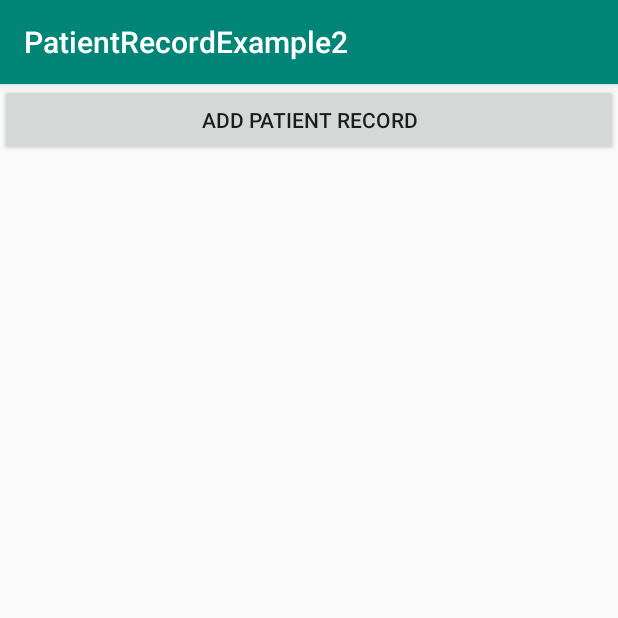
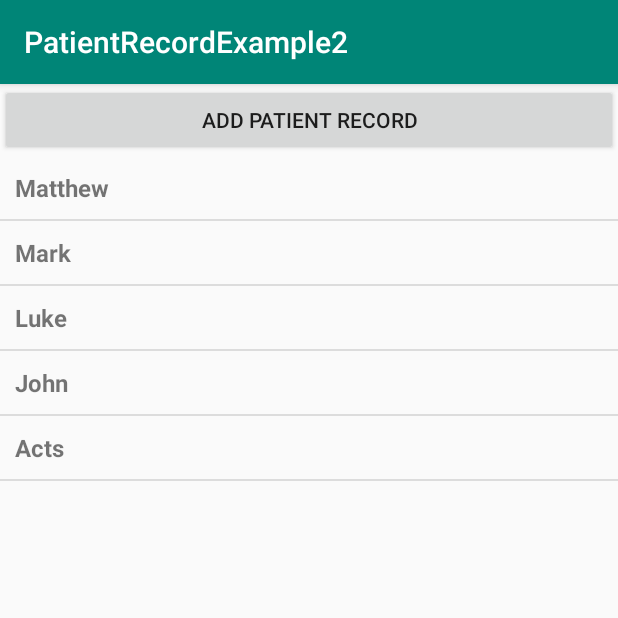
Before and after one commit to VyDee/PatientRecordExample2, an Android app: the screen it shows after launch (MainActivity), on a phone screen of 412 x 824 dp, the top half of it. Run offline under Robolectric (Android 15) with nearby library versions, the phone set to English and light mode, and no system bars.

```diff
--- a/app/src/main/java/com/example/awesomefat/patientrecordexample2/MainActivity.java
+++ b/app/src/main/java/com/example/awesomefat/patientrecordexample2/MainActivity.java
@@ -1,18 +1,64 @@
 package com.example.awesomefat.patientrecordexample2;
 
 import android.content.Intent;
+import android.support.v7.app.AlertDialog;
 import android.support.v7.app.AppCompatActivity;
 import android.os.Bundle;
 import android.view.View;
+import android.widget.ArrayAdapter;
+import android.widget.ListView;
+import android.widget.Toast;
 
-public class MainActivity extends AppCompatActivity {
-
+public class MainActivity extends AppCompatActivity
+{
+    private ListView listView;
     @Override
     protected void onCreate(Bundle savedInstanceState)
     {
         super.onCreate(savedInstanceState);
         setContentView(R.layout.activity_main);
+        System.out.println("****** ON CREATE!!!!!!");
 
+        String[] bibleBooks = {"Matthew", "Mark", "Luke", "John", "Acts"};
+        ArrayAdapter<String> aa = new ArrayAdapter<String>(this, R.layout.list_view_row, bibleBooks);
+        ListView lv = (ListView)this.findViewById(R.id.listView);
+        lv.setAdapter(aa);
+        lv.invalidateViews(); //this line forces a list view to refresh!!!! hint hint
+
+
+    }
+
+    @Override
+    protected void onResume()
+    {
+        super.onResume();
+        System.out.println("****** ON RESUME!!!!!!");
+    }
+
+    @Override
+    protected void onStart() {
+        super.onStart();
+        System.out.println("****** ON START!!!!!!");
+    }
+
+    @Override
+    protected void onPause() {
+        super.onPause();
+        System.out.println("****** ON PAUSE!!!!!!");
+
+    }
+
+    @Override
+    protected void onStop() {
+        super.onStop();
+        System.out.println("****** ON STOP!!!!!!");
+
+    }
+
+    @Override
+    protected void onRestart() {
+        super.onRestart();
+        System.out.println("****** ON RESTART!!!!!!");
 
     }
 
--- a/app/src/main/java/com/example/awesomefat/patientrecordexample2/PatientRecordAddNewActivity.java
+++ b/app/src/main/java/com/example/awesomefat/patientrecordexample2/PatientRecordAddNewActivity.java
@@ -25,6 +25,7 @@ public class PatientRecordAddNewActivity extends AppCompatActivity {
         char middleInitial = middleInitialET.getText().toString().charAt(0);
         int age = Integer.parseInt(ageET.getText().toString());
         PatientRecord pr = new PatientRecord(fname, lname, middleInitial, age);
-        pr.display();
+        Core.addPatientRecord(pr);
+        this.finish();
     }
 }
--- a/app/src/main/res/layout/activity_main.xml
+++ b/app/src/main/res/layout/activity_main.xml
@@ -17,5 +17,11 @@
             android:layout_height="wrap_content"
             android:onClick="onAddPatientRecordPressed"
             android:text="Add Patient Record" />
+
+        <ListView
+            android:id="@+id/listView"
+            android:layout_width="match_parent"
+            android:layout_height="match_parent" />
+
     </LinearLayout>
 </android.support.constraint.ConstraintLayout>
--- /dev/null
+++ b/app/src/main/res/layout/list_view_row.xml
@@ -0,0 +1,9 @@
+<?xml version="1.0" encoding="utf-8"?>
+<TextView xmlns:android="http://schemas.android.com/apk/res/android"
+    android:id="@+id/label"
+    android:layout_width="fill_parent"
+    android:layout_height="fill_parent"
+    android:padding="10dip"
+    android:textSize="16sp"
+    android:textStyle="bold" >
+</TextView>
```
Also changed, not shown: app/src/main/java/com/example/awesomefat/patientrecordexample2/Core.java (added, +14 -0 lines).
